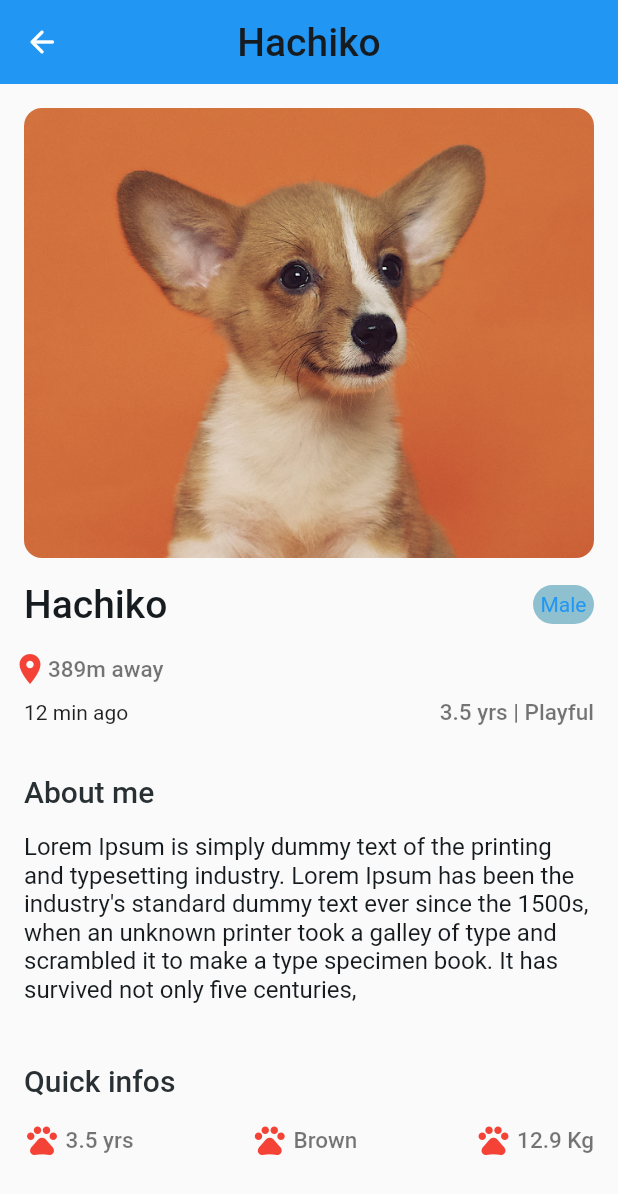
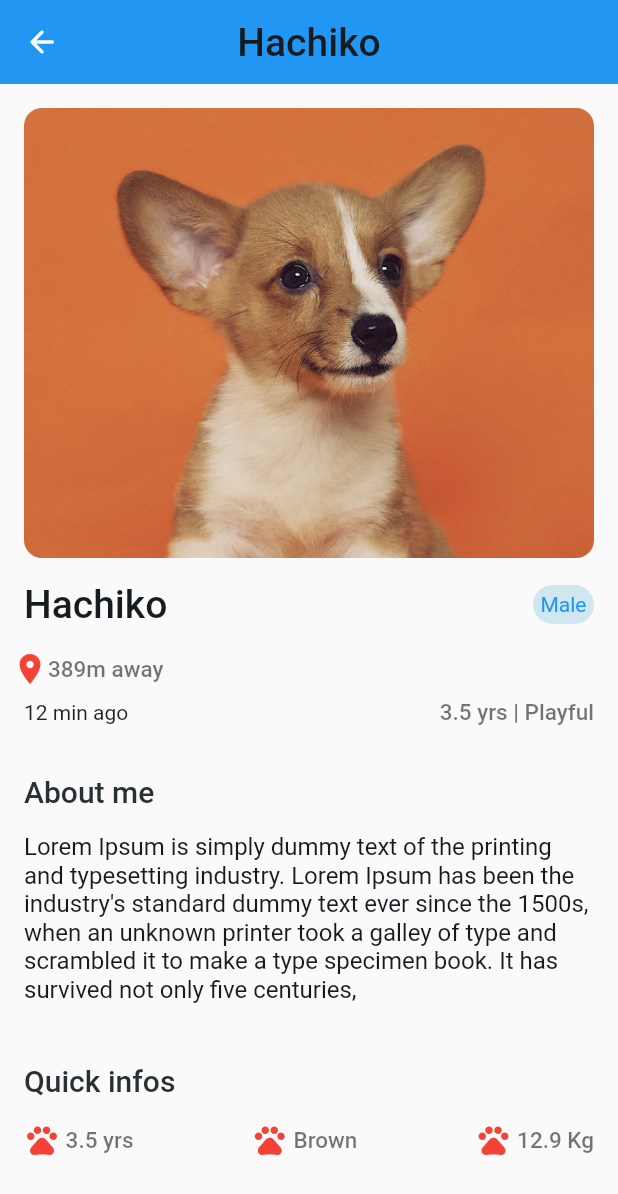
Before and after one commit to myFlutterCourse/Tp28Oct, a Flutter app: the screen it shows after launch, after a tap on "Hachiko", on a phone screen of 412 x 824 dp. Shown: the top 1194 px of the screen. Run offline on Flutter 3.47's test engine with Material 2 defaults, Android fonts, the phone set to English and light mode, and no system bars; Roboto replaces fonts that are missing (Lexend Deca).

Commit message:
fix coloring and use gestureDetector

```diff
--- a/lib/main.dart
+++ b/lib/main.dart
@@ -110,9 +110,10 @@ Widget card(Dog dog) {
                                     Container(
                             padding: const EdgeInsets.all(5),
                             decoration: BoxDecoration(
-                                        color:
-                                            Color.fromARGB(255, 211, 208, 208),
-                                        borderRadius: BorderRadius.circular(5),
+                              color: dog.gender == "Male"
+                                  ? Color.fromARGB(255, 207, 231, 238)
+                                  : Color.fromARGB(255, 255, 192, 203),
+                              borderRadius: BorderRadius.circular(15),
                             ),
                             child: Text(dog.gender,
                                 style: TextStyle(
@@ -168,9 +169,8 @@ class MyDogPage extends StatelessWidget {
     Dog dog = dogList.firstWhere((dog) => dog.id == dogId);
     return Scaffold(
       appBar: AppBar(
-        automaticallyImplyLeading: false,
-        leading: InkWell(
-          onTap: () async {
+        leading: GestureDetector(
+          onTap: () {
             Navigator.pop(context);
           },
           child: Icon(
@@ -232,7 +232,7 @@ class MyDogPage extends StatelessWidget {
                             padding: const EdgeInsets.all(5),
                             decoration: BoxDecoration(
                               color: dog.gender == "Male"
-                                  ? Color.fromARGB(255, 143, 192, 207)
+                                  ? Color.fromARGB(255, 207, 231, 238)
                                   : Color.fromARGB(255, 255, 192, 203),
                               borderRadius: BorderRadius.circular(15),
                             ),
```
Lines whose indentation alone changed are shown as unchanged.
